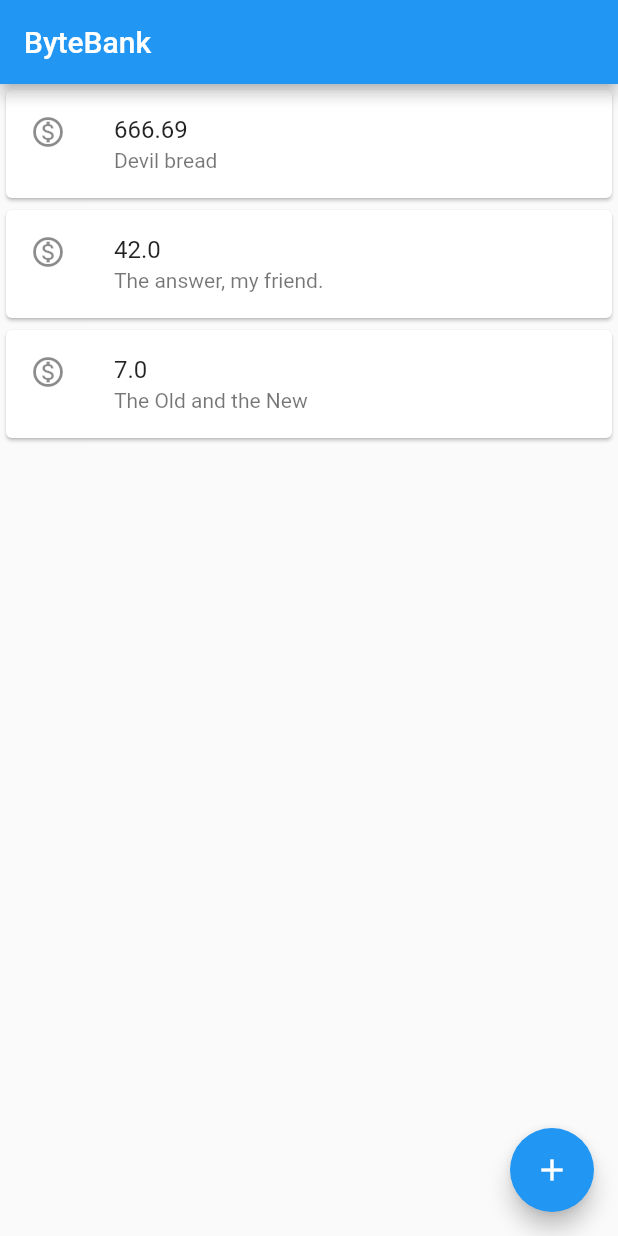
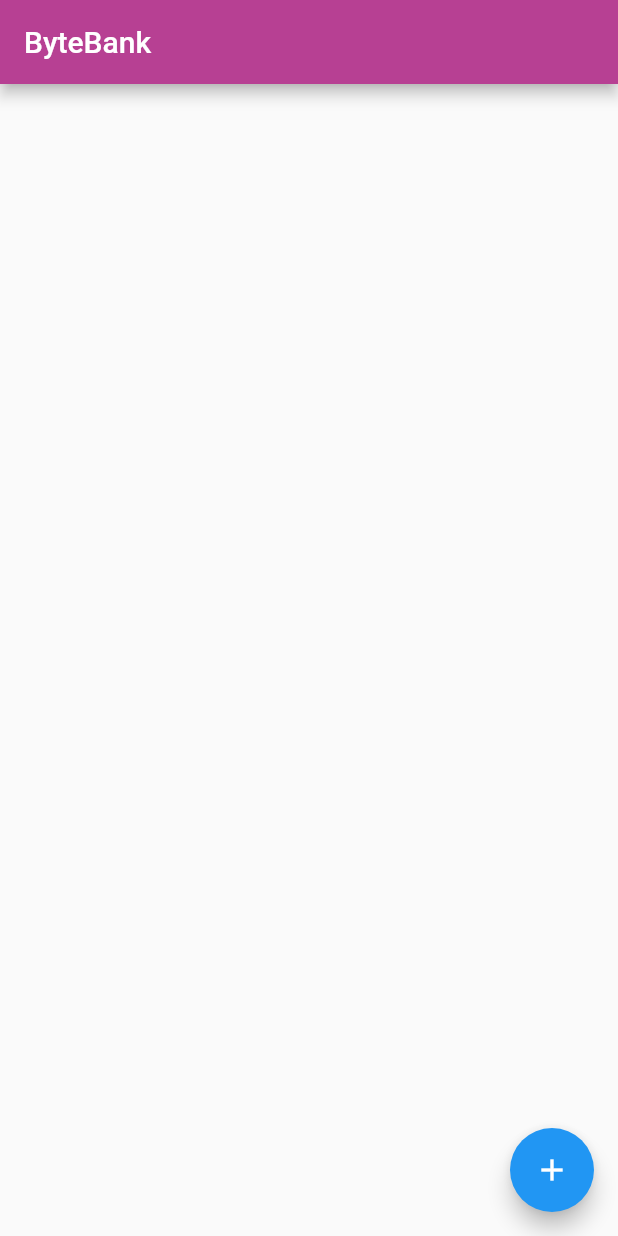
Before and after one commit to Wercton/ByteBank, a Flutter app: the screen it shows after launch, on a phone screen of 412 x 824 dp. Run offline on Flutter 3.47's test engine with Material 2 defaults, Android fonts, the phone set to English and light mode, and no system bars.

```diff
--- a/lib/main.dart
+++ b/lib/main.dart
@@ -15,35 +15,59 @@ class ByteBankApp extends StatelessWidget {
   }
 }
 
-class ListTransfer extends StatelessWidget {
-  const ListTransfer({Key? key}) : super(key: key);
+/*
+CardTransferInfo(Transfer(666.69, 'Devil bread')),
+CardTransferInfo(Transfer(42.00, 'The answer, my friend.')),
+CardTransferInfo(Transfer(7.00, 'The Old and the New')),
+* */
+
+class ListTransfer extends StatefulWidget {
+  final List<Transfer> _lstTransfers = [];
+
+  @override
+  State<StatefulWidget> createState() {
+    return ListTransferState();
+  }
+}
+
+class ListTransferState extends State<ListTransfer> {
 
   @override
   Widget build(BuildContext context) {
     return Scaffold(
-      appBar: AppBar(title: const Text('ByteBank')),
-      body: Column(
-        children: [
-          CardTransferInfo(Transfer(666.69, 'Devil bread')),
-          CardTransferInfo(Transfer(42.00, 'The answer, my friend.')),
-          CardTransferInfo(Transfer(7.00, 'The Old and the New')),
-        ],
+      appBar: AppBar(
+        title: const Text('ByteBank'),
+        backgroundColor: const Color(0xffb74093),
+      ),
+      body: ListView.builder(
+        padding: const EdgeInsets.all(8),
+        itemCount: widget._lstTransfers.length,
+        itemBuilder: (context, index) {
+          return CardTransferInfo(widget._lstTransfers[index]);
+        },
       ),
       floatingActionButton: FloatingActionButton(
         child: const Icon(Icons.add),
         onPressed: () {
           final Future<Transfer?> transferNew =
-              Navigator.push(context, MaterialPageRoute(builder: (context) {
+          Navigator.push(context, MaterialPageRoute(builder: (context) {
             return TransferForm();
           }));
 
           transferNew.then((transferReceived) {
             debugPrint('$transferReceived');
+            if (transferReceived != null) {
+              debugPrint('???/???');
+              setState(() {
+                widget._lstTransfers.add(transferReceived);
+              });
+            }
           });
         },
       ),
     );
   }
+
 }
 
 class CardTransferInfo extends StatelessWidget {
@@ -120,7 +144,12 @@ class Editor extends StatelessWidget {
   final IconData? iconMoney;
   final TextInputType? inputKeyboard;
 
-  Editor({this.strLabel, this.strHint, this.controller, this.iconMoney, this.inputKeyboard});
+  Editor(
+      {this.strLabel,
+      this.strHint,
+      this.controller,
+      this.iconMoney,
+      this.inputKeyboard});
 
   @override
   Widget build(BuildContext context) {
```
Also changed, not shown: 1 other file.
